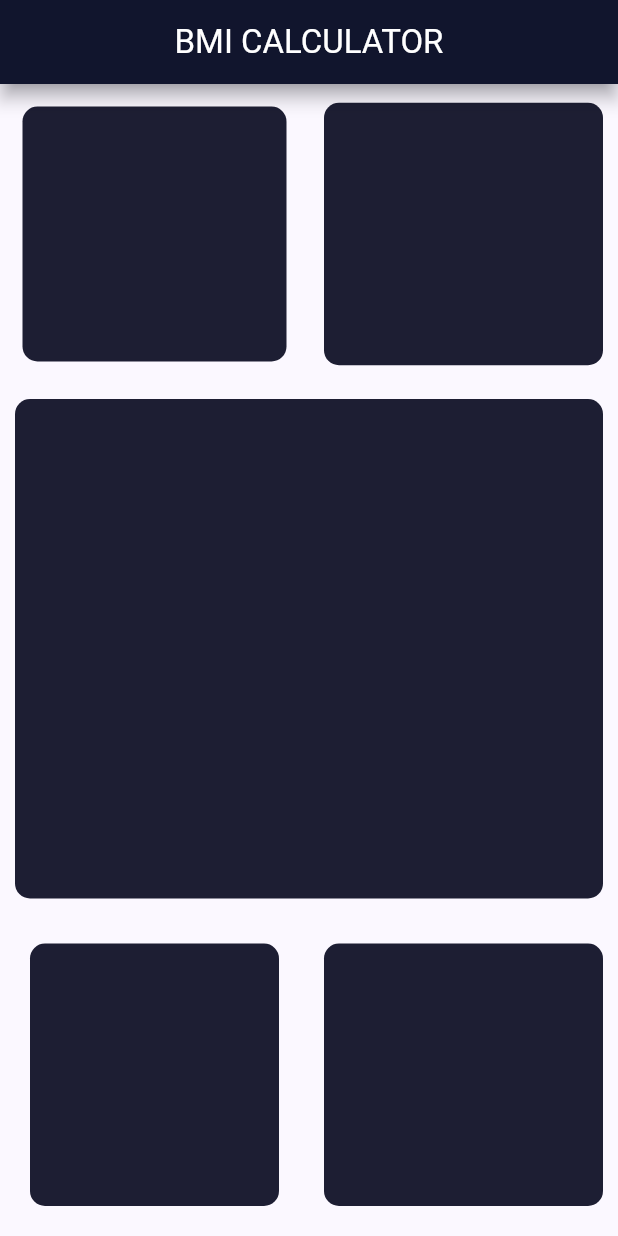
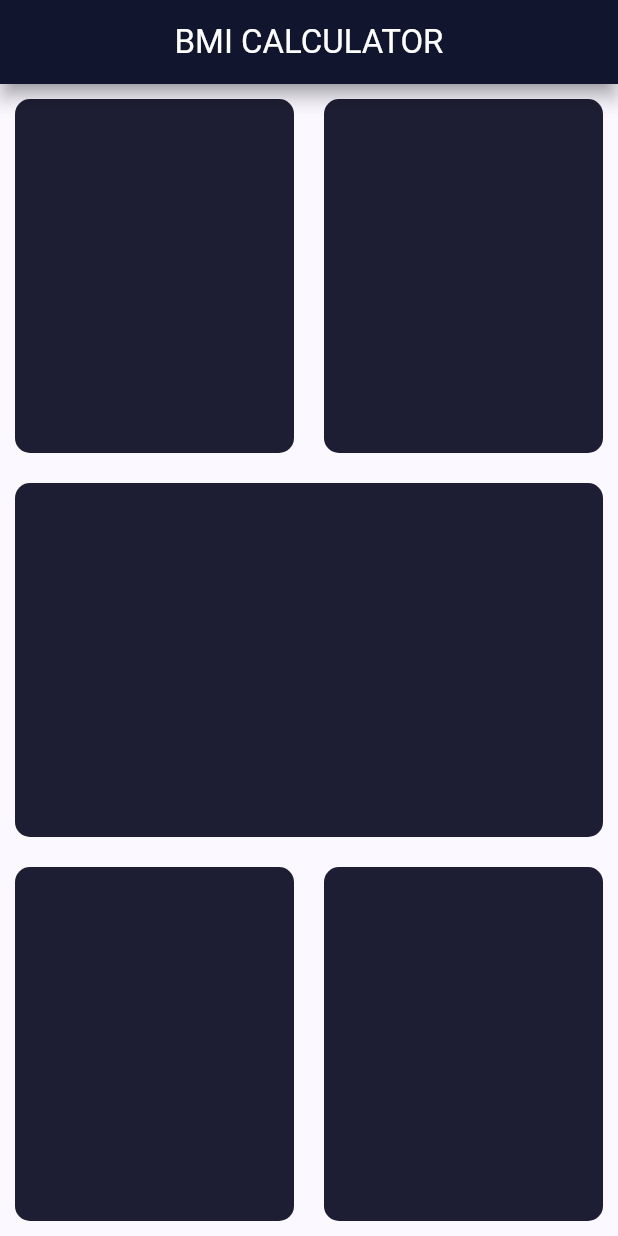
Before and after one commit to quantdev01/bmi_calculator, a Flutter app: the screen it shows after launch, on a phone screen of 412 x 824 dp. Run offline on Flutter 3.47's test engine with Material 3 defaults, Android fonts, the phone set to English and light mode, and no system bars.

Commit message:
initial commit

```diff
--- a/lib/input_page.dart
+++ b/lib/input_page.dart
@@ -17,67 +17,64 @@ class _InputPageState extends State<InputPage> {
         ),
         body: Column(
           children: [
-            Row(
-              children: [
-                Expanded(
-                  flex: 1,
-                  child: Container(
-                    margin: const EdgeInsets.all(15),
-                    height: 170,
-                    decoration: BoxDecoration(
-                      color: const Color(0xff1d1e33),
-                      borderRadius: BorderRadius.circular(10),
+            Expanded(
+              child: Row(
+                children: [
+                  Expanded(
+                    child: Container(
+                      margin: const EdgeInsets.all(10),
+                      decoration: BoxDecoration(
+                        color: const Color(0xff1d1e33),
+                        borderRadius: BorderRadius.circular(10),
+                      ),
                     ),
                   ),
-                ),
-                Expanded(
-                  flex: 1,
-                  child: Container(
-                    margin: const EdgeInsets.all(10),
-                    height: 175,
-                    decoration: BoxDecoration(
-                      color: const Color(0xff1d1e33),
-                      borderRadius: BorderRadius.circular(10),
+                  Expanded(
+                    child: Container(
+                      margin: const EdgeInsets.all(10),
+                      decoration: BoxDecoration(
+                        color: const Color(0xff1d1e33),
+                        borderRadius: BorderRadius.circular(10),
+                      ),
                     ),
                   ),
-                ),
-              ],
+                ],
+              ),
             ),
             Expanded(
               child: Container(
                 margin: const EdgeInsets.all(10),
-                height: 175,
                 decoration: BoxDecoration(
                   color: const Color(0xff1d1e33),
                   borderRadius: BorderRadius.circular(10),
                 ),
               ),
             ),
-            Row(
-              children: [
-                Expanded(
-                  flex: 1,
-                  child: Container(
-                    margin: const EdgeInsets.all(20),
-                    height: 175,
-                    decoration: BoxDecoration(
-                      color: const Color(0xff1d1e33),
-                      borderRadius: BorderRadius.circular(10),
+            Expanded(
+              child: Row(
+                children: [
+                  Expanded(
+                    flex: 1,
+                    child: Container(
+                      margin: const EdgeInsets.all(10),
+                      decoration: BoxDecoration(
+                        color: const Color(0xff1d1e33),
+                        borderRadius: BorderRadius.circular(10),
+                      ),
                     ),
                   ),
-                ),
-                Expanded(
-                  flex: 1,
-                  child: Container(
-                    margin: const EdgeInsets.all(10),
-                    height: 175,
-                    decoration: BoxDecoration(
-                      color: const Color(0xff1d1e33),
-                      borderRadius: BorderRadius.circular(10),
+                  Expanded(
+                    flex: 1,
+                    child: Container(
+                      margin: const EdgeInsets.all(10),
+                      decoration: BoxDecoration(
+                        color: const Color(0xff1d1e33),
+                        borderRadius: BorderRadius.circular(10),
+                      ),
                     ),
                   ),
-                ),
-              ],
+                ],
+              ),
             ),
           ],
         ));
```
